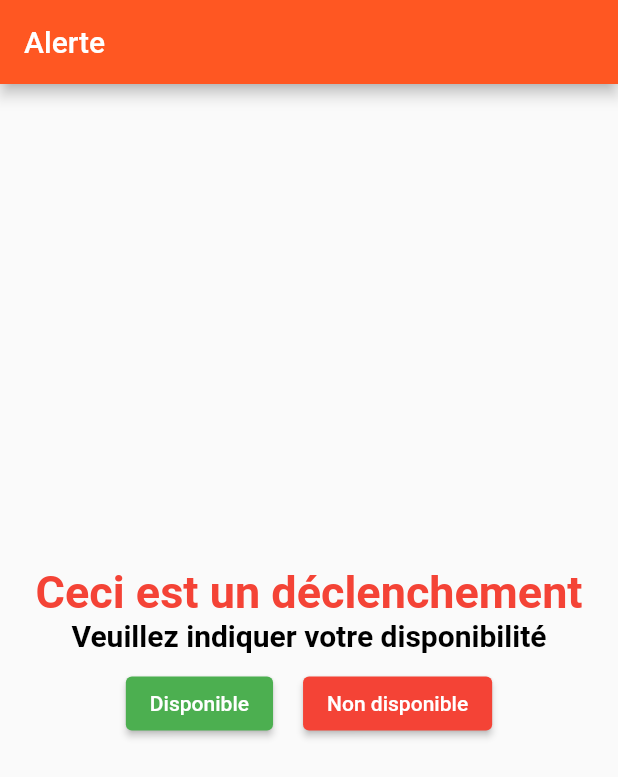
After one commit to cchampou/protec-app, a Flutter app: the screen it shows after launch, after a tap on "Go to test alert", on a phone screen of 412 x 824 dp. The commit adds this screen. Shown: the top 777 px of the screen. Run offline on Flutter 3.47's test engine with Material 2 defaults, Android fonts, the phone set to English and light mode, and no system bars; our stand-ins replace firebase_core, firebase_messaging; accounts and stored records are empty.

Commit message:
feat: alert screen & firebase messaging

```diff
--- a/lib/main.dart
+++ b/lib/main.dart
@@ -1,47 +1,57 @@
+import 'dart:math';
+
+import 'package:alert/screens/home.dart';
+import 'package:firebase_messaging/firebase_messaging.dart';
 import 'package:flutter/material.dart';
+import 'package:firebase_core/firebase_core.dart';
+import 'screens/alert.dart';
+import 'firebase_options.dart';
 
-void main() {
-  runApp(const MyApp());
+
+void main() async {
+  WidgetsFlutterBinding.ensureInitialized();
+  await Firebase.initializeApp(
+    options: DefaultFirebaseOptions.currentPlatform,
+  );
+  FirebaseMessaging messaging = FirebaseMessaging.instance;
+
+  NotificationSettings settings = await messaging.requestPermission(
+    alert: true,
+    announcement: false,
+    badge: true,
+    carPlay: false,
+    criticalAlert: false,
+    provisional: false,
+    sound: true,
+  );
+
+  if (settings.authorizationStatus == AuthorizationStatus.authorized) {
+    print('User granted permission');
+  } else if (settings.authorizationStatus == AuthorizationStatus.provisional) {
+    print('User granted provisional permission');
+  } else {
+    print('User declined or has not accepted permission');
+  }
+  print(await messaging.getToken());
+  runApp(const Application());
 }
 
-class MyApp extends StatelessWidget {
-  const MyApp({super.key});
+class Application extends StatefulWidget {
+  const Application({super.key});
 
-  // This widget is the root of your application.
+  @override
+  State<StatefulWidget> createState() => _Application();
+}
+
+class _Application extends State<Application> {
   @override
   Widget build(BuildContext context) {
     return MaterialApp(
-      title: 'Alert PC',
+      title: 'ADPC69 - ProtecApp',
       theme: ThemeData(
         primarySwatch: Colors.deepOrange,
       ),
-      home: const MyHomePage(title: 'Protection Civile Alert'),
+      home: const Home(),
     );
   }
 }
-
-class MyHomePage extends StatefulWidget {
-  const MyHomePage({super.key, required this.title});
-
-  final String title;
-
-  @override
-  State<MyHomePage> createState() => _MyHomePageState();
-}
-
-class _MyHomePageState extends State<MyHomePage> {
-  @override
-  Widget build(BuildContext context) {
-    return Scaffold(
-      appBar: AppBar(
-        title: Text(widget.title),
-      ),
-      body: Center(
-        child: Column(
-          mainAxisAlignment: MainAxisAlignment.center,
-          children: const [],
-        ),
-      ),
-    );
-  }
-}
--- /dev/null
+++ b/lib/screens/alert.dart
@@ -0,0 +1,60 @@
+import 'package:alert/screens/home.dart';
+import 'package:flutter/material.dart';
+
+class AlertScreen extends StatelessWidget {
+  const AlertScreen({super.key});
+
+  @override
+  Widget build(BuildContext context) {
+    return Scaffold(
+        appBar: AppBar(
+          title: const Text('Alerte'),
+        ),
+        body: Center(
+          child: Column(mainAxisAlignment: MainAxisAlignment.center, children: [
+            const Text('Ceci est un déclenchement',
+                style: TextStyle(
+                    fontSize: 30,
+                    fontWeight: FontWeight.bold,
+                    color: Colors.red)),
+            const Text('Veuillez indiquer votre disponibilité',
+                style: TextStyle(
+                    fontSize: 20,
+                    fontWeight: FontWeight.bold,
+                    color: Colors.black)),
+            Row(
+              mainAxisAlignment: MainAxisAlignment.center,
+              children: [
+                Padding(
+                    padding: const EdgeInsets.all(10),
+                    child: ElevatedButton(
+                      onPressed: () {
+                        Navigator.pushReplacement(context, MaterialPageRoute(builder: (context) => const Home()));
+                      },
+                      style: ButtonStyle(
+                        backgroundColor:
+                        MaterialStateProperty.all(Colors.green),
+                        foregroundColor:
+                        MaterialStateProperty.all(Colors.white),
+                      ),
+                      child: const Text('Disponible'),
+                    )),
+                Padding(
+                    padding: const EdgeInsets.all(10),
+                    child: ElevatedButton(
+                      onPressed: () {
+                        Navigator.pushReplacement(context, MaterialPageRoute(builder: (context) => const Home()));
+                      },
+                      style: ButtonStyle(
+                        backgroundColor: MaterialStateProperty.all(Colors.red),
+                        foregroundColor:
+                        MaterialStateProperty.all(Colors.white),
+                      ),
+                      child: const Text('Non disponible'),
+                    )),
+              ],
+            )
+          ]),
+        ));
+  }
+}
--- /dev/null
+++ b/lib/screens/home.dart
@@ -0,0 +1,62 @@
+import 'package:firebase_messaging/firebase_messaging.dart';
+import 'package:flutter/material.dart';
+
+import 'alert.dart';
+
+class Home extends StatefulWidget {
+  const Home({super.key});
+
+  @override
+  State<StatefulWidget> createState() => _Home();
+}
+
+class _Home extends State<Home> {
+  Future<void> setupInteractedMessage() async {
+    RemoteMessage? initialMessage =
+        await FirebaseMessaging.instance.getInitialMessage();
+
+    if (initialMessage != null) {
+      // _handleMessage(initialMessage);
+    }
+    FirebaseMessaging.onMessageOpenedApp.listen(_handleMessage);
+  }
+
+  void _handleMessage(RemoteMessage message) {
+    print('Message clicked!');
+    if (mounted) {
+      Navigator.of(context).pushReplacement(
+          MaterialPageRoute(builder: (context) => const AlertScreen()));
+    }
+  }
+
+  @override
+  void initState() {
+    super.initState();
+
+    setupInteractedMessage();
+  }
+
+  @override
+  Widget build(BuildContext context) {
+    return Scaffold(
+      appBar: AppBar(
+        title: const Text('ADPC69 - ProtecApp'),
+      ),
+      body: Center(
+        child: Column(
+          children: [
+            const Text('Bienvenue sur ProtecApp'),
+            ElevatedButton(
+                onPressed: () {
+                  Navigator.pushReplacement(
+                      context,
+                      MaterialPageRoute(
+                          builder: (context) => const AlertScreen()));
+                },
+                child: const Text('Go to test alert'))
+          ],
+        ),
+      ),
+    );
+  }
+}
--- a/pubspec.yaml
+++ b/pubspec.yaml
@@ -36,6 +36,8 @@ dependencies:
   # The following adds the Cupertino Icons font to your application.
   # Use with the CupertinoIcons class for iOS style icons.
   cupertino_icons: ^1.0.2
+  firebase_core: ^2.3.0
+  firebase_messaging: ^14.1.2
 
 dev_dependencies:
   flutter_test:
```
Also changed, not shown: lib/firebase_options.dart (added), pubspec.lock, 7 other files.
